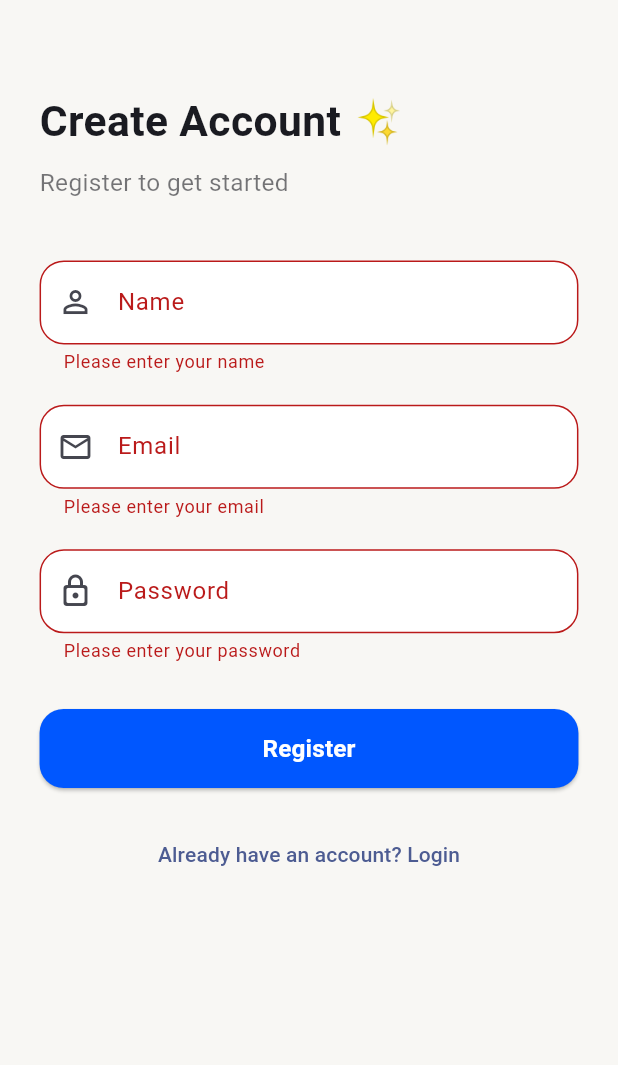
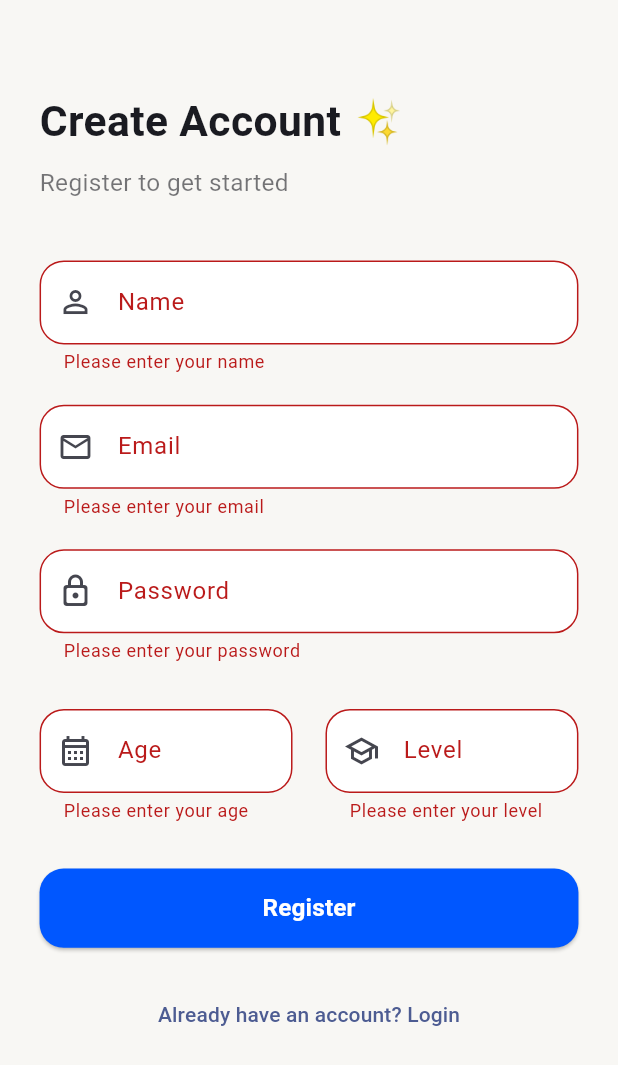
Before and after one commit to AhmedMaresh/my_student_app, a Flutter app: the RegisterScreen screen opened by its route, after a tap on "Register", on a phone screen of 412 x 824 dp. Shown: the top 1065 px of the screen. Run offline on Flutter 3.47's test engine with Material 3 defaults, Android fonts, the phone set to English and light mode, and no system bars; our stand-ins replace bloc, dio, flutter_bloc, flutter_screenutil, flutter_slidable, freezed_annotation and 3 more; accounts and stored records are empty; generated files the repository leaves out were written again.

Commit message:
add age and level validator. add register EP. add register request. add register logic(Cubit, State). add register request model and register response model. add age and level text field. finish register api.

```diff
--- a/lib/core/helpers/validators.dart
+++ b/lib/core/helpers/validators.dart
@@ -36,4 +36,40 @@ class Validators {
 
     return null;
   }
+
+  static String? validateAge(String? value) {
+    if (value == null || value.isEmpty) {
+      return 'Please enter your age';
+    }
+
+    final age = int.tryParse(value);
+
+    if (age == null) {
+      return 'Please enter a valid age';
+    }
+
+    if (age < 5 || age > 100) {
+      return 'Please enter a valid age';
+    }
+
+    return null;
+  }
+
+  static String? validateLevel(String? value) {
+    if (value == null || value.isEmpty) {
+      return 'Please enter your level';
+    }
+
+    final level = int.tryParse(value);
+
+    if (level == null) {
+      return 'Please enter a valid level';
+    }
+
+    if (level < 1 || level > 10) {
+      return 'Level must be between 1 and 10';
+    }
+
+    return null;
+  }
 }
--- a/lib/core/networking/api_constants.dart
+++ b/lib/core/networking/api_constants.dart
@@ -2,4 +2,6 @@ class ApiConstants {
   static const String baseUrl = 'http://192.168.0.7:5183/api';
 
   static const String students = '/students';
+
+  static const String register = '/auth/register';
 }
--- a/lib/core/networking/api_services.dart
+++ b/lib/core/networking/api_services.dart
@@ -1,6 +1,8 @@
 import 'package:dio/dio.dart';
 import 'package:my_student_app/core/networking/api_constants.dart';
 import 'package:my_student_app/features/add_student/data/models/add_student_request.dart';
+import 'package:my_student_app/features/auth/data/models/register_request.dart';
+import 'package:my_student_app/features/auth/data/models/register_response.dart';
 import 'package:my_student_app/features/manage_student/data/models/student_model.dart';
 import 'package:my_student_app/features/update_student/data/models/update_student_request.dart';
 import 'package:retrofit/retrofit.dart';
@@ -25,4 +27,7 @@ abstract class ApiServices {
     @Path('id') int id,
     @Body() UpdateStudentRequest updateStudentRequest,
   );
+
+  @POST(ApiConstants.register)
+  Future<RegisterResponse> register(@Body() RegisterRequest registerRequest);
 }
--- a/lib/core/routing/app_router.dart
+++ b/lib/core/routing/app_router.dart
@@ -6,6 +6,8 @@ import 'package:my_student_app/core/routing/routes.dart';
 import 'package:my_student_app/features/add_student/data/repos/add_student_repo.dart';
 import 'package:my_student_app/features/add_student/logic/cubit/add_student_cubit.dart';
 import 'package:my_student_app/features/add_student/ui/add_student_screen.dart';
+import 'package:my_student_app/features/auth/data/repos/auth_repo.dart';
+import 'package:my_student_app/features/auth/logic/cubit/register_cubit.dart';
 import 'package:my_student_app/features/auth/ui/login_screen.dart';
 import 'package:my_student_app/features/auth/ui/register_screen.dart';
 import 'package:my_student_app/features/manage_student/data/models/student_model.dart';
@@ -70,7 +72,13 @@ class AppRouter {
         return MaterialPageRoute(builder: (_) => const LoginScreen());
       // Register Screen -----------------------------------------------
       case Routes.registerScreen:
-        return MaterialPageRoute(builder: (_) => const RegisterScreen());
+        return MaterialPageRoute(
+          builder: (_) => BlocProvider<RegisterCubit>(
+            create: (_) =>
+                RegisterCubit(AuthRepo(ApiServices(DioFactory.getDio()))),
+            child: const RegisterScreen(),
+          ),
+        );
       default:
         return null;
     }
--- a/lib/features/add_student/data/models/add_student_request.dart
+++ b/lib/features/add_student/data/models/add_student_request.dart
@@ -1,4 +1,4 @@
-import 'package:freezed_annotation/freezed_annotation.dart';
+import 'package:json_annotation/json_annotation.dart';
 
 part 'add_student_request.g.dart';
 
--- /dev/null
+++ b/lib/features/auth/data/models/register_request.dart
@@ -0,0 +1,22 @@
+import 'package:json_annotation/json_annotation.dart';
+
+part 'register_request.g.dart';
+
+@JsonSerializable()
+class RegisterRequest {
+  final String name;
+  final String email;
+  final String password;
+  final int age;
+  final int level;
+
+  RegisterRequest({
+    required this.name,
+    required this.email,
+    required this.password,
+    required this.age,
+    required this.level,
+  });
+
+  Map<String, dynamic> toJson() => _$RegisterRequestToJson(this);
+}
--- /dev/null
+++ b/lib/features/auth/data/models/register_response.dart
@@ -0,0 +1,21 @@
+import 'package:json_annotation/json_annotation.dart';
+
+part 'register_response.g.dart';
+
+@JsonSerializable()
+class RegisterResponse {
+  final int id;
+  final String name;
+  final String email;
+  final String role;
+
+  RegisterResponse({
+    required this.id,
+    required this.name,
+    required this.email,
+    required this.role,
+  });
+
+  factory RegisterResponse.fromJson(Map<String, dynamic> json) =>
+      _$RegisterResponseFromJson(json);
+}
--- /dev/null
+++ b/lib/features/auth/data/repos/auth_repo.dart
@@ -0,0 +1,28 @@
+import 'package:dio/dio.dart';
+import 'package:my_student_app/core/networking/api_error_handler.dart';
+import 'package:my_student_app/core/networking/api_error_model.dart';
+import 'package:my_student_app/core/networking/api_result.dart';
+import 'package:my_student_app/core/networking/api_services.dart';
+import 'package:my_student_app/features/auth/data/models/register_request.dart';
+import 'package:my_student_app/features/auth/data/models/register_response.dart';
+
+class AuthRepo {
+  final ApiServices _apiServices;
+
+  AuthRepo(this._apiServices);
+
+  Future<ApiResult<RegisterResponse>> register(
+    RegisterRequest registerRequest,
+  ) async {
+    try {
+      final response = await _apiServices.register(registerRequest);
+      return ApiResult.success(response);
+    } on DioException catch (error) {
+      return ApiResult.failure(ApiErrorHandler.handle(error));
+    } catch (error) {
+      return ApiResult.failure(
+        ApiErrorModel(errMessage: 'Something went wrong'),
+      );
+    }
+  }
+}
--- /dev/null
+++ b/lib/features/auth/logic/cubit/register_cubit.dart
@@ -0,0 +1,29 @@
+import 'package:bloc/bloc.dart';
+import 'package:freezed_annotation/freezed_annotation.dart';
+import 'package:my_student_app/core/networking/api_result.dart';
+import 'package:my_student_app/features/auth/data/models/register_request.dart';
+import 'package:my_student_app/features/auth/data/models/register_response.dart';
+import 'package:my_student_app/features/auth/data/repos/auth_repo.dart';
+
+part 'register_state.dart';
+part 'register_cubit.freezed.dart';
+
+class RegisterCubit extends Cubit<RegisterState> {
+  final AuthRepo authRepo;
+  RegisterCubit(this.authRepo) : super(RegisterState.registerInitial());
+
+  Future<void> register(RegisterRequest registerRequest) async {
+    emit(RegisterState.registerLoading());
+
+    final result = await authRepo.register(registerRequest);
+
+    result.when(
+      success: (registerResponse) {
+        emit(RegisterState.registerSuccess(registerResponse));
+      },
+      failure: (apiErrorModel) {
+        emit(RegisterState.registerFailure(apiErrorModel.errMessage));
+      },
+    );
+  }
+}
--- /dev/null
+++ b/lib/features/auth/logic/cubit/register_state.dart
@@ -0,0 +1,15 @@
+part of 'register_cubit.dart';
+
+@freezed
+class RegisterState with _$RegisterState {
+  const factory RegisterState.registerInitial() = _RegisterInitial;
+
+  const factory RegisterState.registerLoading() = _RegisterLoading;
+
+  const factory RegisterState.registerSuccess(
+    RegisterResponse registerResponse,
+  ) = _RegisterSuccess;
+
+  const factory RegisterState.registerFailure(String errorMessage) =
+      _RegisterFailure;
+}
--- a/lib/features/auth/ui/login_screen.dart
+++ b/lib/features/auth/ui/login_screen.dart
@@ -59,6 +59,7 @@ class _LoginScreenState extends State<LoginScreen> {
                     onPressed: () {
                       if (_formKey.currentState!.validate()) {}
                     },
+                    isLoading: false,
                   ),
                   verticalSpace(20),
                   const DoNotHaveAccount(),
--- a/lib/features/auth/ui/register_screen.dart
+++ b/lib/features/auth/ui/register_screen.dart
@@ -1,9 +1,14 @@
 import 'package:flutter/material.dart';
+import 'package:flutter_bloc/flutter_bloc.dart';
 import 'package:flutter_screenutil/flutter_screenutil.dart';
+import 'package:my_student_app/core/helpers/snack_bar.dart';
 import 'package:my_student_app/core/helpers/spacing.dart';
 import 'package:my_student_app/core/helpers/validators.dart';
+import 'package:my_student_app/features/auth/data/models/register_request.dart';
+import 'package:my_student_app/features/auth/logic/cubit/register_cubit.dart';
 import 'package:my_student_app/features/auth/ui/widgets/auth_button.dart';
 import 'package:my_student_app/features/auth/ui/widgets/auth_text_field.dart';
+import 'package:my_student_app/features/auth/ui/widgets/register/age_and_level_text_field.dart';
 import 'package:my_student_app/features/auth/ui/widgets/register/already_have_account.dart';
 import 'package:my_student_app/features/auth/ui/widgets/register/register_header.dart';
 
@@ -20,10 +25,31 @@ class _RegisterScreenState extends State<RegisterScreen> {
   final nameController = TextEditingController();
   final emailController = TextEditingController();
   final passwordController = TextEditingController();
+  final ageController = TextEditingController();
+  final levelController = TextEditingController();
 
   @override
   Widget build(BuildContext context) {
-    return Scaffold(
+    return BlocListener<RegisterCubit, RegisterState>(
+      listener: (context, state) {
+        state.whenOrNull(
+          registerSuccess: (_) {
+            nameController.clear();
+            emailController.clear();
+            passwordController.clear();
+            ageController.clear();
+            levelController.clear();
+
+            _formKey.currentState!.reset();
+
+            showSnackBar(context, 'Registration successful');
+          },
+          registerFailure: (errorMessage) {
+            showSnackBar(context, errorMessage);
+          },
+        );
+      },
+      child: Scaffold(
         body: SafeArea(
           child: Padding(
             padding: EdgeInsets.symmetric(horizontal: 24.w),
@@ -63,20 +89,44 @@ class _RegisterScreenState extends State<RegisterScreen> {
                       validator: Validators.validatePassword,
                     ),
                     verticalSpace(30),
-                  AuthButton(
+                    AgeAndLevelTextField(
+                      ageController: ageController,
+                      levelController: levelController,
+                    ),
+                    verticalSpace(30),
+                    BlocBuilder<RegisterCubit, RegisterState>(
+                      builder: (context, state) {
+                        final isLoading = state.maybeWhen(
+                          registerLoading: () => true,
+                          orElse: () => false,
+                        );
+                        return AuthButton(
                           text: 'Register',
+                          isLoading: isLoading,
                           onPressed: () {
+                            FocusScope.of(context).unfocus();
                             if (_formKey.currentState!.validate()) {
-                        print(nameController.text);
-                        print(emailController.text);
-                        print(passwordController.text);
+                              final registerRequest = RegisterRequest(
+                                name: nameController.text.trim(),
+                                email: emailController.text.trim(),
+                                password: passwordController.text,
+                                age: int.parse(ageController.text.trim()),
+                                level: int.parse(levelController.text.trim()),
+                              );
+
+                              context.read<RegisterCubit>().register(
+                                registerRequest,
+                              );
                             }
+                          },
+                        );
                       },
                     ),
                     verticalSpace(20),
                     const AlreadyHaveAccount(),
                     verticalSpace(20),
                   ],
+                ),
               ),
             ),
           ),
@@ -90,6 +140,8 @@ class _RegisterScreenState extends State<RegisterScreen> {
     nameController.dispose();
     emailController.dispose();
     passwordController.dispose();
+    ageController.dispose();
+    levelController.dispose();
     super.dispose();
   }
 }
--- a/lib/features/auth/ui/widgets/auth_button.dart
+++ b/lib/features/auth/ui/widgets/auth_button.dart
@@ -4,8 +4,14 @@ import 'package:my_student_app/core/themes/styles.dart';
 
 class AuthButton extends StatelessWidget {
   final String text;
-  final VoidCallback onPressed;
-  const AuthButton({super.key, required this.text, required this.onPressed});
+  final VoidCallback? onPressed;
+  final bool isLoading;
+  const AuthButton({
+    super.key,
+    required this.text,
+    required this.onPressed,
+    required this.isLoading,
+  });
 
   @override
   Widget build(BuildContext context) {
@@ -13,8 +19,14 @@ class AuthButton extends StatelessWidget {
       width: double.infinity,
       height: 52.h,
       child: ElevatedButton(
-        onPressed: onPressed,
-        child: Text(text, style: Styles.font16WhiteBold),
+        onPressed: isLoading ? null : onPressed,
+        child: isLoading
+            ? const SizedBox(
+                width: 24,
+                height: 24,
+                child: CircularProgressIndicator(strokeWidth: 2),
+              )
+            : Text(text, style: Styles.font16WhiteBold),
       ),
     );
   }
--- /dev/null
+++ b/lib/features/auth/ui/widgets/register/age_and_level_text_field.dart
@@ -0,0 +1,44 @@
+import 'package:flutter/material.dart';
+import 'package:my_student_app/core/helpers/spacing.dart';
+import 'package:my_student_app/core/helpers/validators.dart';
+import 'package:my_student_app/features/auth/ui/widgets/auth_text_field.dart';
+
+class AgeAndLevelTextField extends StatelessWidget {
+  const AgeAndLevelTextField({
+    super.key,
+    required this.ageController,
+    required this.levelController,
+  });
+
+  final TextEditingController ageController;
+  final TextEditingController levelController;
+
+  @override
+  Widget build(BuildContext context) {
+    return Row(
+      children: [
+        Expanded(
+          child: AuthTextField(
+            labelText: 'Age',
+            icon: Icons.calendar_month_outlined,
+            obscureText: false,
+            controller: ageController,
+            keyboardType: TextInputType.number,
+            validator: Validators.validateAge,
+          ),
+        ),
+        horizontalSpace(20),
+        Expanded(
+          child: AuthTextField(
+            labelText: 'Level',
+            icon: Icons.school_outlined,
+            obscureText: false,
+            controller: levelController,
+            keyboardType: TextInputType.number,
+            validator: Validators.validateLevel,
+          ),
+        ),
+      ],
+    );
+  }
+}
```
Also changed, not shown: lib/core/networking/api_services.g.dart, lib/features/auth/data/models/register_request.g.dart (added), lib/features/auth/data/models/register_response.g.dart (added), lib/features/auth/logic/cubit/register_cubit.freezed.dart (added). Lines whose indentation alone changed are shown as unchanged.
